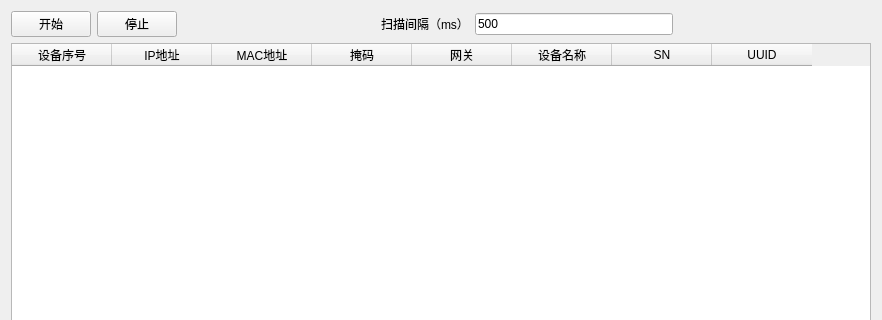
christing029/HuaFonBench, file HuaFonBench/src/usermng/deviceFind.ui: the form before one commit; both pictures show x 0 to 882 and y 0 to 320 of the 882 by 509 pixel window.
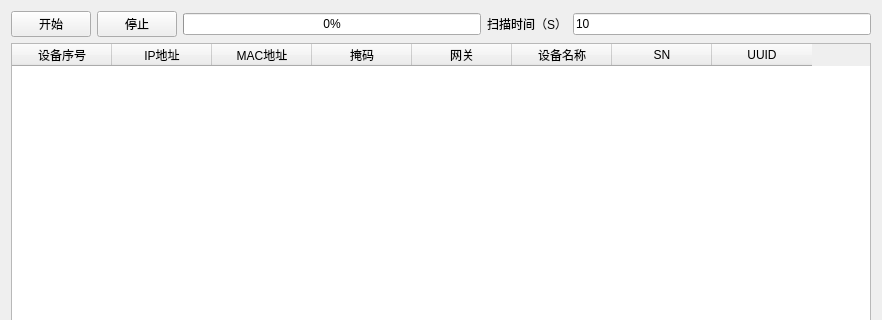
The form after the commit.

Patch:
```diff
--- a/HuaFonBench/src/usermng/deviceFind.ui
+++ b/HuaFonBench/src/usermng/deviceFind.ui
@@ -31,45 +31,26 @@
       </widget>
      </item>
      <item>
-      <spacer name="horizontalSpacer_2">
-       <property name="orientation">
-        <enum>Qt::Horizontal</enum>
+      <widget class="QProgressBar" name="progressBar">
+       <property name="value">
+        <number>0</number>
        </property>
-       <property name="sizeHint" stdset="0">
-        <size>
-         <width>40</width>
-         <height>20</height>
-        </size>
-       </property>
-      </spacer>
+      </widget>
      </item>
      <item>
       <widget class="QLabel" name="label">
        <property name="text">
-        <string>扫描间隔（ms）</string>
+        <string>扫描时间（S）</string>
        </property>
       </widget>
      </item>
      <item>
       <widget class="QLineEdit" name="lineEdit">
        <property name="text">
-        <string>500</string>
+        <string>10</string>
        </property>
       </widget>
      </item>
-     <item>
-      <spacer name="horizontalSpacer">
-       <property name="orientation">
-        <enum>Qt::Horizontal</enum>
-       </property>
-       <property name="sizeHint" stdset="0">
-        <size>
-         <width>40</width>
-         <height>20</height>
-        </size>
-       </property>
-      </spacer>
-     </item>
     </layout>
    </item>
    <item>
```
